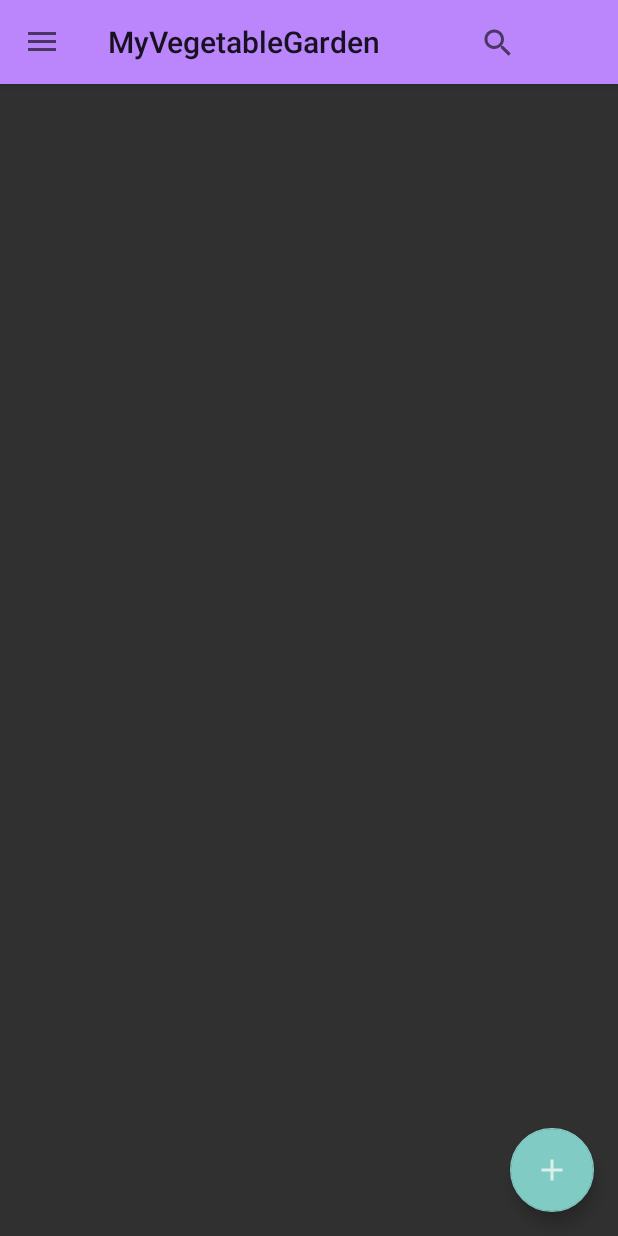
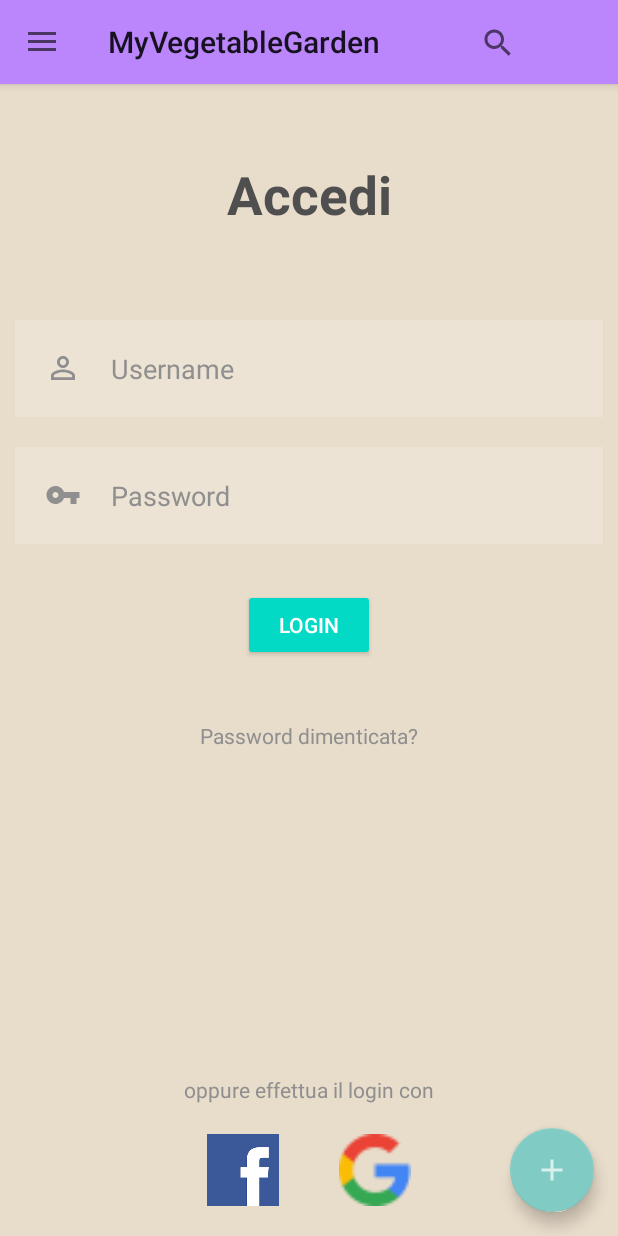
Before and after one commit to AlbertoDiGirolamo/ProgettoMobile_07-05, an Android app: the screen it shows after launch (MainActivity), in the side drawer, after a tap on "Profile", on a phone screen of 412 x 824 dp. Run offline under Robolectric (Android 15) with nearby library versions, the phone set to English and light mode, and no system bars; our stand-ins replace Room's generated code.

Commit message:
aggiunta pagina di login

```diff
--- a/app/src/main/java/com/example/progettomobile_07_05/HomeFragment.java
+++ b/app/src/main/java/com/example/progettomobile_07_05/HomeFragment.java
@@ -84,6 +84,17 @@ public class HomeFragment extends Fragment  implements OnItemListener {
 
                 @Override
                 public boolean onQueryTextChange(String newText) {
+                    if(newText ==""){
+                        adapter.notFilter();
+                    }
+                    return false;
+                }
+
+            });
+            searchView.setOnCloseListener(new SearchView.OnCloseListener() {
+                @Override
+                public boolean onClose() {
+                    adapter.notFilter();
                     return false;
                 }
             });
--- /dev/null
+++ b/app/src/main/java/com/example/progettomobile_07_05/LoginFragment.java
@@ -0,0 +1,47 @@
+package com.example.progettomobile_07_05;
+
+import android.os.Bundle;
+import android.view.LayoutInflater;
+import android.view.View;
+import android.view.ViewGroup;
+import android.widget.Button;
+import android.widget.TextView;
+import android.widget.Toast;
+
+import androidx.annotation.NonNull;
+import androidx.annotation.Nullable;
+import androidx.fragment.app.Fragment;
+
+import com.google.android.material.button.MaterialButton;
+
+public class LoginFragment extends Fragment {
+
+    @Nullable
+    @Override
+    public View onCreateView(@NonNull LayoutInflater inflater, @Nullable ViewGroup container, @Nullable Bundle savedInstanceState) {
+        return inflater.inflate(R.layout.fragment_login, container, false);
+    }
+
+    @Override
+    public void onViewCreated(@NonNull View view, @Nullable Bundle savedInstanceState) {
+        super.onViewCreated(view, savedInstanceState);
+
+        TextView username = (TextView) view.findViewById(R.id.username);
+        TextView password = (TextView) view.findViewById(R.id.password);
+
+        Button loginBtn = (Button) view.findViewById(R.id.loginbutton);
+
+        loginBtn.setOnClickListener(new View.OnClickListener() {
+            @Override
+            public void onClick(View view) {
+                if (username.getText().toString().equals("admin") && password.getText().toString().equals("admin")) {
+
+                    Toast.makeText(getActivity(), "LOGIN OK", Toast.LENGTH_SHORT).show();
+                }
+                else{
+                    Toast.makeText(getActivity(), "LOGIN FAILED", Toast.LENGTH_SHORT).show();
+                }
+            }
+        });
+    }
+}
--- a/app/src/main/java/com/example/progettomobile_07_05/MainActivity.java
+++ b/app/src/main/java/com/example/progettomobile_07_05/MainActivity.java
@@ -101,7 +101,7 @@ public class MainActivity extends AppCompatActivity implements NavigationView.On
                 break;
             case R.id.nav_profile:
                 if (actualPage != R.id.nav_profile) {
-                    getSupportFragmentManager().beginTransaction().replace(R.id.fragment_container, new ProfileFragment()).commit();
+                    getSupportFragmentManager().beginTransaction().replace(R.id.fragment_container, new LoginFragment()).commit();
                     actualPage = R.id.nav_profile;
                 }
                 break;
--- a/app/src/main/java/com/example/progettomobile_07_05/RecyclerView/CardAdapter.java
+++ b/app/src/main/java/com/example/progettomobile_07_05/RecyclerView/CardAdapter.java
@@ -17,14 +17,15 @@ import com.example.progettomobile_07_05.Database.CardItem;
 import com.example.progettomobile_07_05.R;
 import com.example.progettomobile_07_05.Utilities;
 
+import java.lang.reflect.Array;
 import java.util.ArrayList;
 import java.util.List;
 
 public class CardAdapter extends RecyclerView.Adapter<CardViewHolder>{
-    List<CardItem> cardItemList;
+    ArrayList<CardItem> cardItemList;
     private Activity activity;
     private OnItemListener listener;
-    private List<CardItem> cardItemListNotFiltered;
+    private ArrayList<CardItem> cardItemListNotFiltered;
 
 
     public CardAdapter(OnItemListener listener, Activity activity){
@@ -75,7 +76,7 @@ public class CardAdapter extends RecyclerView.Adapter<CardViewHolder>{
     public void filter(String text){
 
         ArrayList<CardItem> cardItemsFiltered = new ArrayList<>();
-        for (CardItem item : cardItemList){
+        for (CardItem item : cardItemListNotFiltered){
             if(item.getProductName().toLowerCase().contains(text.toLowerCase())){
                 cardItemsFiltered.add(item);
             }
@@ -83,6 +84,9 @@ public class CardAdapter extends RecyclerView.Adapter<CardViewHolder>{
         filterList(cardItemsFiltered);
 
 
+    }
+    public void notFilter(){
+        filterList(cardItemListNotFiltered);
     }
 
     public void filterList(ArrayList<CardItem> filteredList){
--- /dev/null
+++ b/app/src/main/res/drawable/ic_baseline_person_outline_24.xml
@@ -0,0 +1,5 @@
+<vector android:height="24dp" android:tint="#8F8F8F"
+    android:viewportHeight="24" android:viewportWidth="24"
+    android:width="24dp" xmlns:android="http://schemas.android.com/apk/res/android">
+    <path android:fillColor="@android:color/white" android:pathData="M12,5.9c1.16,0 2.1,0.94 2.1,2.1s-0.94,2.1 -2.1,2.1S9.9,9.16 9.9,8s0.94,-2.1 2.1,-2.1m0,9c2.97,0 6.1,1.46 6.1,2.1v1.1L5.9,18.1L5.9,17c0,-0.64 3.13,-2.1 6.1,-2.1M12,4C9.79,4 8,5.79 8,8s1.79,4 4,4 4,-1.79 4,-4 -1.79,-4 -4,-4zM12,13c-2.67,0 -8,1.34 -8,4v3h16v-3c0,-2.66 -5.33,-4 -8,-4z"/>
+</vector>
--- /dev/null
+++ b/app/src/main/res/drawable/ic_baseline_vpn_key_24.xml
@@ -0,0 +1,5 @@
+<vector android:height="24dp" android:tint="#8F8F8F"
+    android:viewportHeight="24" android:viewportWidth="24"
+    android:width="24dp" xmlns:android="http://schemas.android.com/apk/res/android">
+    <path android:fillColor="@android:color/white" android:pathData="M12.65,10C11.83,7.67 9.61,6 7,6c-3.31,0 -6,2.69 -6,6s2.69,6 6,6c2.61,0 4.83,-1.67 5.65,-4H17v4h4v-4h2v-4H12.65zM7,14c-1.1,0 -2,-0.9 -2,-2s0.9,-2 2,-2 2,0.9 2,2 -0.9,2 -2,2z"/>
+</vector>
--- /dev/null
+++ b/app/src/main/res/layout/fragment_login.xml
@@ -0,0 +1,106 @@
+<?xml version="1.0" encoding="utf-8"?>
+<RelativeLayout xmlns:android="http://schemas.android.com/apk/res/android"
+    android:layout_width="match_parent"
+    android:layout_height="match_parent"
+    android:background="@color/cream"
+    android:id="@+id/fragment_login">
+
+    <TextView
+        android:layout_width="match_parent"
+        android:layout_height="wrap_content"
+        android:id="@+id/signin"
+        android:text="Accedi"
+        android:textColor="@color/gray"
+        android:textSize="35dp"
+        android:textStyle="bold"
+        android:layout_margin="50dp"
+        android:gravity="center"/>
+
+    <EditText
+        android:id="@+id/username"
+        android:layout_width="match_parent"
+        android:layout_height="wrap_content"
+        android:layout_below="@id/signin"
+        android:layout_margin="10dp"
+        android:background="#30ffffff"
+        android:hint="Username"
+        android:padding="20dp"
+        android:textColor="@color/white_gray"
+        android:textColorHint="@color/white_gray"
+        android:drawableLeft="@drawable/ic_baseline_person_outline_24"
+        android:drawablePadding="20dp"/>
+
+    <EditText
+        android:id="@+id/password"
+        android:layout_width="match_parent"
+        android:layout_height="wrap_content"
+        android:layout_below="@id/username"
+        android:layout_margin="10dp"
+        android:background="#30ffffff"
+        android:hint="Password"
+        android:padding="20dp"
+        android:textColor="@color/white_gray"
+        android:textColorHint="@color/white_gray"
+        android:drawableLeft="@drawable/ic_baseline_vpn_key_24"
+        android:drawablePadding="20dp"
+        android:inputType="textPassword"/>
+
+    <Button
+        android:layout_width="wrap_content"
+        android:layout_height="wrap_content"
+        android:id="@+id/loginbutton"
+        android:layout_below="@id/password"
+        android:text="LOGIN"
+        android:backgroundTint="@color/design_default_color_secondary"
+        android:layout_centerHorizontal="true"
+        android:layout_margin="20dp"/>
+    <TextView
+        android:layout_width="wrap_content"
+        android:layout_height="wrap_content"
+        android:id="@+id/forgotpass"
+        android:layout_below="@id/loginbutton"
+        android:text="Password dimenticata?"
+        android:textColor="@color/white_gray"
+        android:layout_centerHorizontal="true"
+        android:layout_margin="20dp"/>
+
+
+    <TextView
+        android:layout_width="wrap_content"
+        android:layout_height="wrap_content"
+        android:id="@+id/others"
+        android:text="oppure effettua il login con"
+        android:textColor="@color/white_gray"
+        android:layout_above="@id/socialicons"
+        android:layout_centerHorizontal="true"/>
+
+    <LinearLayout
+        android:layout_width="match_parent"
+        android:layout_height="wrap_content"
+        android:layout_alignParentBottom="true"
+        android:gravity="center"
+        android:id="@+id/socialicons">
+
+        <ImageView
+            android:layout_width="48dp"
+            android:layout_height="48dp"
+            android:layout_margin="20dp"
+            android:src="@drawable/fb"/>
+        <ImageView
+            android:layout_width="48dp"
+            android:layout_height="48dp"
+            android:layout_margin="20dp"
+            android:src="@drawable/googleg_standard_color_18"/>
+
+
+    </LinearLayout>
+
+
+
+
+
+
+
+
+
+</RelativeLayout>
--- a/app/src/main/res/values/colors.xml
+++ b/app/src/main/res/values/colors.xml
@@ -8,5 +8,6 @@
     <color name="black">#FF000000</color>
     <color name="white">#FFFFFFFF</color>
     <color name="cream">#E8DCCA</color>
-    <color name="gray">#293133</color>
+    <color name="gray">#4F4F4F</color>
+    <color name="white_gray">#8F8F8F</color>
 </resources>
```
Also changed, not shown: app/src/main/res/drawable/fb.png (added).
